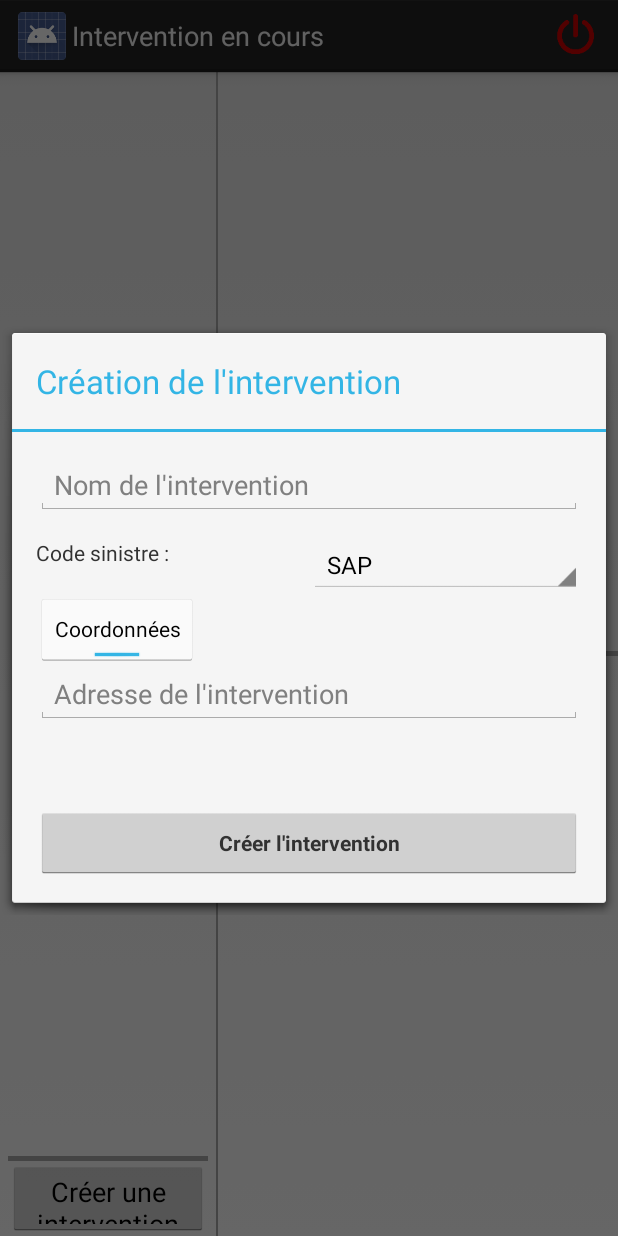
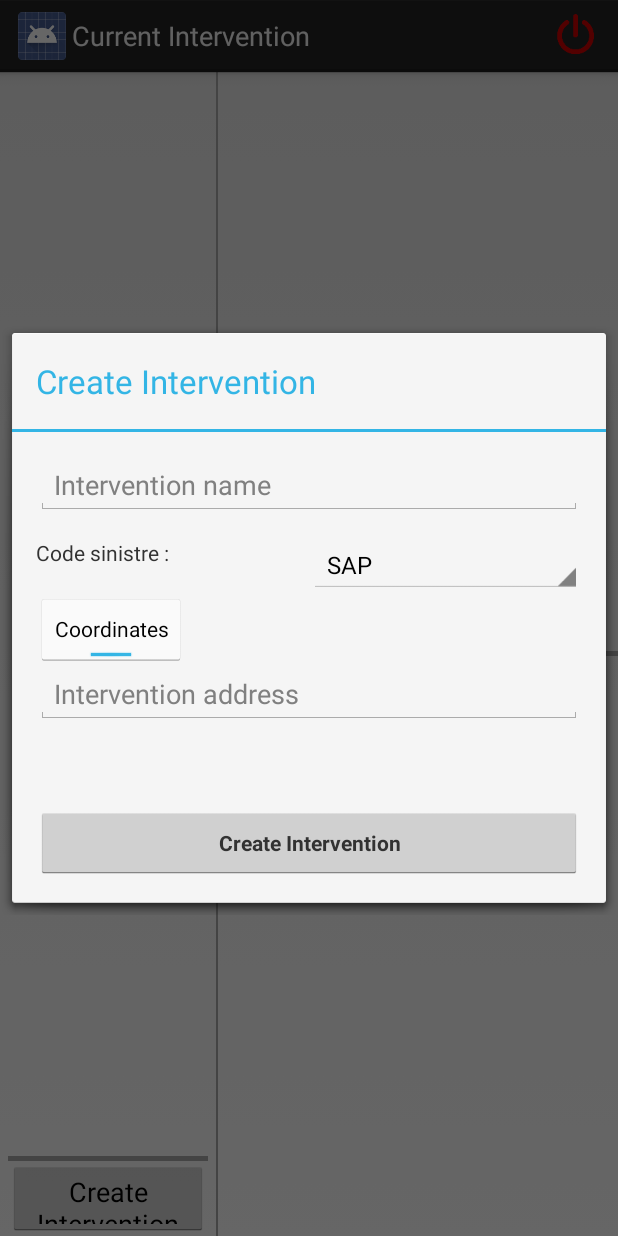
Before and after one commit to IsticGLA/SIT, an Android app: the fragment InterventionDialogFragment placed in its activity, on a phone screen of 412 x 824 dp. Run offline under Robolectric (Android 15) with nearby library versions, the phone set to English and light mode, and no system bars; libraries missing offline, so code that uses them is left out: org.springframework.http, org.springframework.web; 5 statements that could not run were skipped.

Commit message:
Traduction des strings

```diff
--- a/Flerjeco/app/src/main/res/values/strings.xml
+++ b/Flerjeco/app/src/main/res/values/strings.xml
@@ -1,4 +1,5 @@
 <?xml version="1.0" encoding="utf-8"?>
 <resources>
     <string name="title_activity_main">MainActivity</string>
+    <string name="action_create">Create Intervention</string>
 </resources>
--- a/Flerjeco/app/src/main/res/values/strings_activity_agent_intervention.xml
+++ b/Flerjeco/app/src/main/res/values/strings_activity_agent_intervention.xml
@@ -1,5 +1,5 @@
 <?xml version="1.0" encoding="utf-8"?>
 <resources>
-    <string name="buttonValidateResources">Valider la position des moyens</string>
-    <string name="buttonCancelResources">Enlever les moyens positionnés</string>
+    <string name="buttonValidateResources">Validate the position of resources</string>
+    <string name="buttonCancelResources">Remove positioned resources</string>
 </resources>
--- a/Flerjeco/app/src/main/res/values/strings_activity_intervention.xml
+++ b/Flerjeco/app/src/main/res/values/strings_activity_intervention.xml
@@ -1,14 +1,14 @@
 <resources>
-    <string name="title_activity_intervention">Intervention en cours</string>
-    <string name="title_fragment_create_intervention">Création de l\'intervention</string>
-    <string name="intervention_creation">Créer l\'intervention</string>
-    <string name="nameInterventionHint">Nom de l\'intervention</string>
-    <string name="createInterventionButton">Créer intervention</string>
-    <string name="action_create_intervention">Créer une intervention</string>
-    <string name="intervention_address">Adresse de l\'intervention</string>
-    <string name="error_required_field">Ce champ est obligatoire</string>
-    <string name="create_by_address">Adresse</string>
-    <string name="create_by_coordinate">Coordonnées</string>
+    <string name="title_activity_intervention">Current Intervention</string>
+    <string name="title_fragment_create_intervention">Create Intervention</string>
+    <string name="intervention_creation">Create Intervention</string>
+    <string name="nameInterventionHint">Intervention name</string>
+    <string name="createInterventionButton">Create Intervention</string>
+    <string name="action_create_intervention">Create Intervention</string>
+    <string name="intervention_address">Intervention address</string>
+    <string name="error_required_field">This field is required</string>
+    <string name="create_by_address">Address</string>
+    <string name="create_by_coordinate">Coordinates</string>
     <string name="longitude">Longitude</string>
     <string name="latitude">Latitude</string>
     <string-array name="code">
```
Also changed, not shown: Flerjeco/app/src/main/res/values/string_activity_drone.xml (+6 -6 lines), Flerjeco/app/src/main/res/values/strings_fragment_request_resource.xml (+4 -4 lines), 1 other file.
